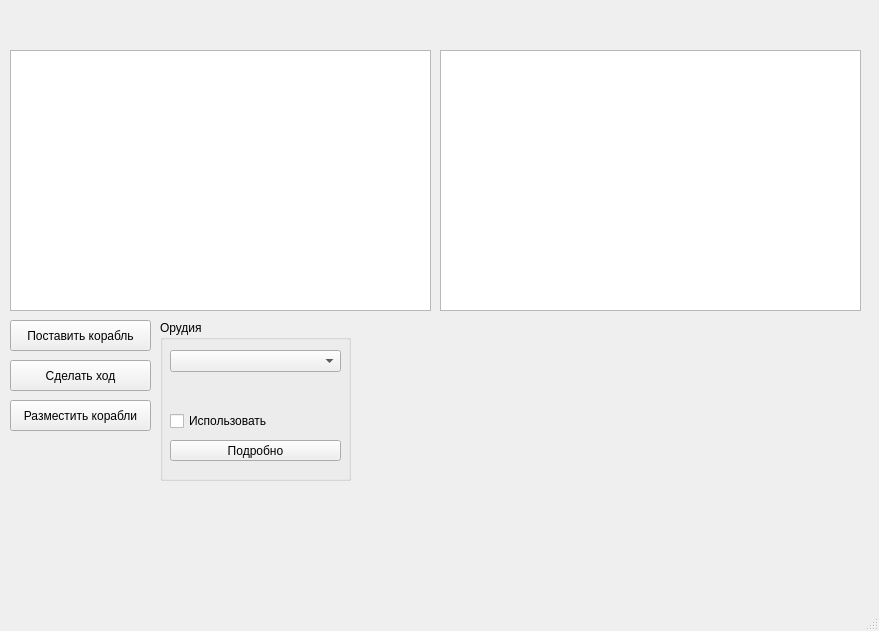
This is Client/mainwindow.ui in ChazGrant/Battleship as Qt 5 draws it before an edit. The edited form follows.
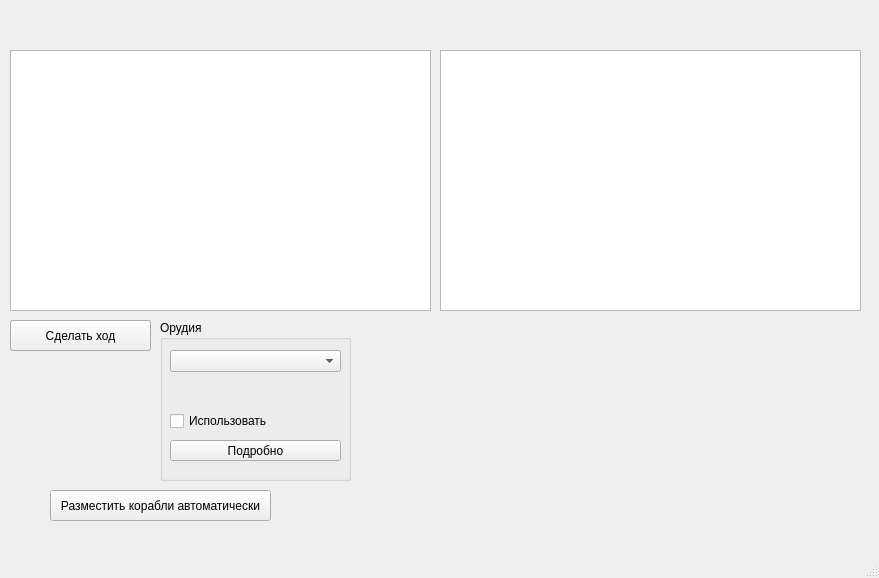
This is the edited form.

```diff
--- a/Client/mainwindow.ui
+++ b/Client/mainwindow.ui
@@ -7,7 +7,7 @@
     <x>0</x>
     <y>0</y>
     <width>879</width>
-    <height>631</height>
+    <height>578</height>
    </rect>
   </property>
   <property name="windowTitle">
@@ -27,9 +27,9 @@
    <widget class="QLabel" name="shipsAmountLabel">
     <property name="geometry">
      <rect>
-      <x>10</x>
-      <y>320</y>
-      <width>111</width>
+      <x>20</x>
+      <y>360</y>
+      <width>121</width>
       <height>131</height>
      </rect>
     </property>
@@ -129,7 +129,7 @@
     <property name="geometry">
      <rect>
       <x>10</x>
-      <y>360</y>
+      <y>320</y>
       <width>141</width>
       <height>31</height>
      </rect>
@@ -141,14 +141,14 @@
    <widget class="QPushButton" name="autoPlaceShipsButton">
     <property name="geometry">
      <rect>
-      <x>10</x>
-      <y>400</y>
-      <width>141</width>
+      <x>50</x>
+      <y>490</y>
+      <width>221</width>
       <height>31</height>
      </rect>
     </property>
     <property name="text">
-     <string>Разместить корабли</string>
+     <string>Разместить корабли автоматически</string>
     </property>
    </widget>
    <widget class="QLabel" name="opponentWaitingRemainingTimeLabel">
```
Left out of the diff: 2 changed lines with no effect on the pictures.
